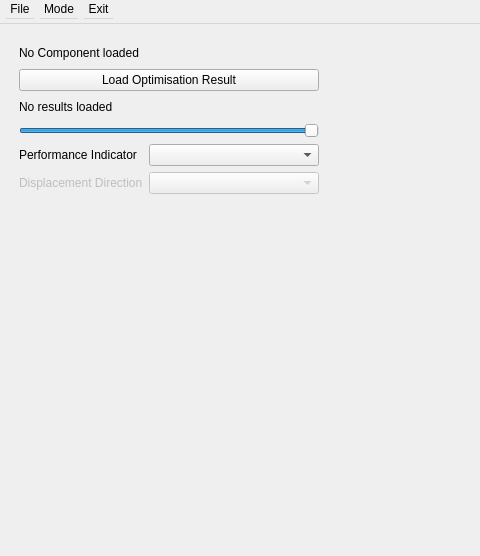
First picture: the form in ui/optimisation_results.ui, repository 1alex2lee/masters_3d, before the edit; both pictures show x 0 to 480 and y 0 to 556 of the 1246 by 895 pixel window.
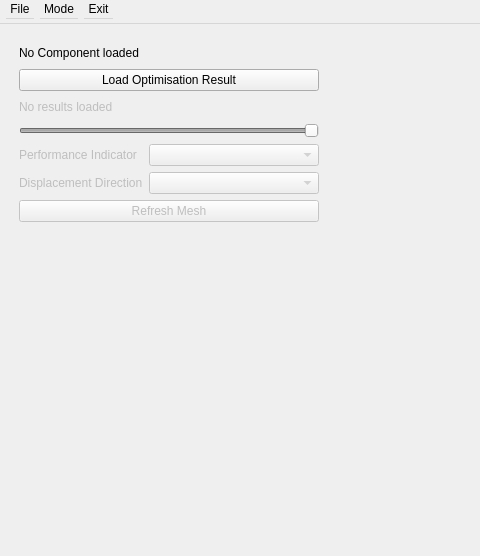
Second picture: the form after the edit. Custom widgets are drawn as their Qt base class.

Patch:
```diff
--- a/ui/optimisation_results.ui
+++ b/ui/optimisation_results.ui
@@ -89,6 +89,9 @@
       </item>
       <item row="2" column="0">
        <widget class="QLabel" name="num_design_label">
+        <property name="enabled">
+         <bool>false</bool>
+        </property>
         <property name="maximumSize">
          <size>
           <width>16777215</width>
@@ -102,6 +105,9 @@
       </item>
       <item row="3" column="0">
        <widget class="QSlider" name="num_design_slider">
+        <property name="enabled">
+         <bool>false</bool>
+        </property>
         <property name="maximumSize">
          <size>
           <width>300</width>
@@ -121,18 +127,28 @@
       </item>
       <item row="4" column="0">
        <layout class="QFormLayout" name="formLayout">
+        <property name="sizeConstraint">
+         <enum>QLayout::SetDefaultConstraint</enum>
+        </property>
         <property name="fieldGrowthPolicy">
          <enum>QFormLayout::AllNonFixedFieldsGrow</enum>
         </property>
         <item row="0" column="0">
          <widget class="QLabel" name="indicator_label">
+          <property name="enabled">
+           <bool>false</bool>
+          </property>
           <property name="text">
            <string>Performance Indicator</string>
           </property>
          </widget>
         </item>
         <item row="0" column="1">
-         <widget class="QComboBox" name="indicator_dropdown"/>
+         <widget class="QComboBox" name="indicator_dropdown">
+          <property name="enabled">
+           <bool>false</bool>
+          </property>
+         </widget>
         </item>
         <item row="1" column="0">
          <widget class="QLabel" name="direction_label">
@@ -151,6 +167,16 @@
           </property>
          </widget>
         </item>
+        <item row="2" column="0" colspan="2">
+         <widget class="QPushButton" name="refresh_button">
+          <property name="enabled">
+           <bool>false</bool>
+          </property>
+          <property name="text">
+           <string>Refresh Mesh</string>
+          </property>
+         </widget>
+        </item>
        </layout>
       </item>
      </layout>
```
Left out of the diff: 21 changed lines with no effect on the pictures.
